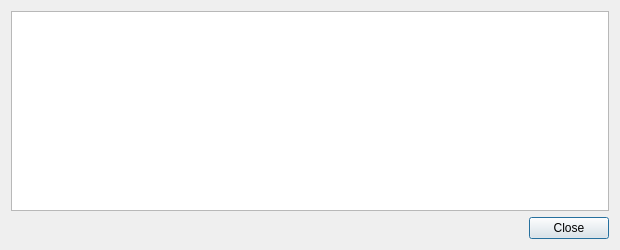
camenlx/dystem-core, file src/qt/forms/transactiondescdialog.ui: the form before one commit.
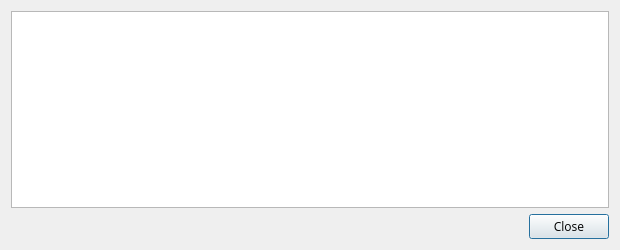
The form after the commit.

Commit message: Added open sans as the font on all screens

Patch:
```diff
--- a/src/qt/forms/transactiondescdialog.ui
+++ b/src/qt/forms/transactiondescdialog.ui
@@ -16,6 +16,11 @@
   <layout class="QVBoxLayout" name="verticalLayout">
    <item>
     <widget class="QTextEdit" name="detailText">
+     <property name="font">
+      <font>
+       <family>Open Sans</family>
+      </font>
+     </property>
      <property name="toolTip">
       <string>This pane shows a detailed description of the transaction</string>
      </property>
@@ -26,6 +31,11 @@
    </item>
    <item>
     <widget class="QDialogButtonBox" name="buttonBox">
+     <property name="font">
+      <font>
+       <family>Open Sans</family>
+      </font>
+     </property>
      <property name="orientation">
       <enum>Qt::Horizontal</enum>
      </property>
```
The commit also changes 21 other files.
